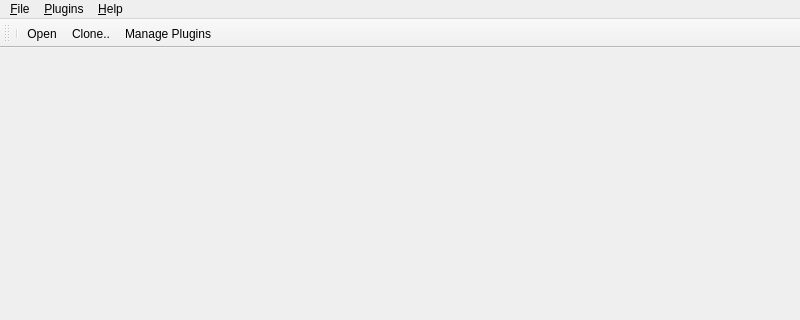
The window that meg_runtime/ui/mainwindow.ui (ibedard16/Runtime) describes before a commit, drawn with Qt 5; both pictures show x 0 to 800 and y 0 to 320 of the 800 by 600 pixel window.
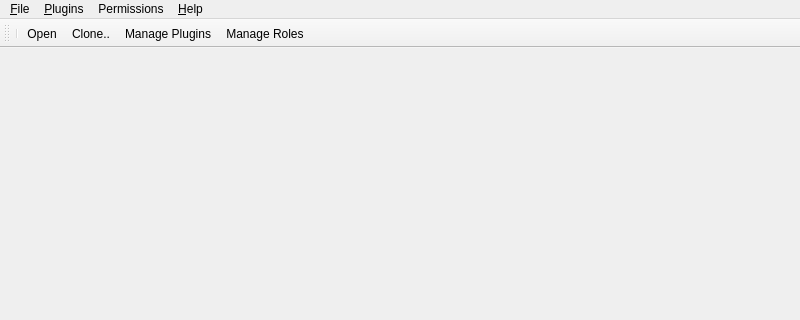
The same window after the commit.

Commit message:
Begin role ui implementation
This is by no means final, just the start of an implementation for the roles ui

```diff
--- a/meg_runtime/ui/mainwindow.ui
+++ b/meg_runtime/ui/mainwindow.ui
@@ -66,7 +66,7 @@
      <x>0</x>
      <y>0</y>
      <width>800</width>
-     <height>25</height>
+     <height>21</height>
     </rect>
    </property>
    <widget class="QMenu" name="menu_File">
@@ -91,8 +91,15 @@
     </property>
     <addaction name="action_Manage_Plugins"/>
    </widget>
+   <widget class="QMenu" name="menuRoles">
+    <property name="title">
+     <string>Permissions</string>
+    </property>
+    <addaction name="action_Manage_Roles"/>
+   </widget>
    <addaction name="menu_File"/>
    <addaction name="menu_Plugins"/>
+   <addaction name="menuRoles"/>
    <addaction name="menu_Help"/>
   </widget>
   <widget class="QStatusBar" name="statusbar"/>
@@ -113,6 +120,7 @@
    <addaction name="action_Open"/>
    <addaction name="action_Clone"/>
    <addaction name="action_Manage_Plugins"/>
+   <addaction name="action_Manage_Roles"/>
   </widget>
   <action name="action_Open">
    <property name="text">
@@ -154,6 +162,17 @@
     <string>Ctrl+P</string>
    </property>
   </action>
+  <action name="action_Manage_Roles">
+   <property name="text">
+    <string>&amp;Manage Roles</string>
+   </property>
+   <property name="toolTip">
+    <string>Manage roles</string>
+   </property>
+   <property name="shortcut">
+    <string>Ctrl+R</string>
+   </property>
+  </action>
  </widget>
  <resources/>
  <connections/>
```
The commit also changes 5 other files.
